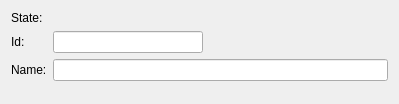
Qt form libs/ItemEditor/examples/ClientEditor/src/ClientWidget.ui (scandyna/multidiagtools) before a commit.
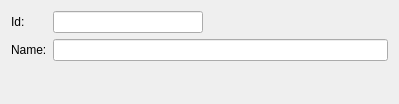
The same form after that commit.

Patch:
```diff
--- a/libs/ItemEditor/examples/ClientEditor/src/ClientWidget.ui
+++ b/libs/ItemEditor/examples/ClientEditor/src/ClientWidget.ui
@@ -14,14 +14,14 @@
    <string>Form</string>
   </property>
   <layout class="QFormLayout" name="formLayout">
-   <item row="1" column="0">
+   <item row="0" column="0">
     <widget class="QLabel" name="lb_Id">
      <property name="text">
       <string>Id:</string>
      </property>
     </widget>
    </item>
-   <item row="1" column="1">
+   <item row="0" column="1">
     <widget class="QLineEdit" name="fld_Id">
      <property name="maximumSize">
       <size>
@@ -34,30 +34,16 @@
      </property>
     </widget>
    </item>
-   <item row="2" column="0">
+   <item row="1" column="0">
     <widget class="QLabel" name="lb_Name">
      <property name="text">
       <string>Name:</string>
      </property>
     </widget>
    </item>
-   <item row="2" column="1">
+   <item row="1" column="1">
     <widget class="QLineEdit" name="fld_Name"/>
    </item>
-   <item row="0" column="1">
-    <widget class="QLabel" name="fld_State">
-     <property name="text">
-      <string/>
-     </property>
-    </widget>
-   </item>
-   <item row="0" column="0">
-    <widget class="QLabel" name="StateLabel">
-     <property name="text">
-      <string>State: </string>
-     </property>
-    </widget>
-   </item>
   </layout>
  </widget>
  <resources/>
```
